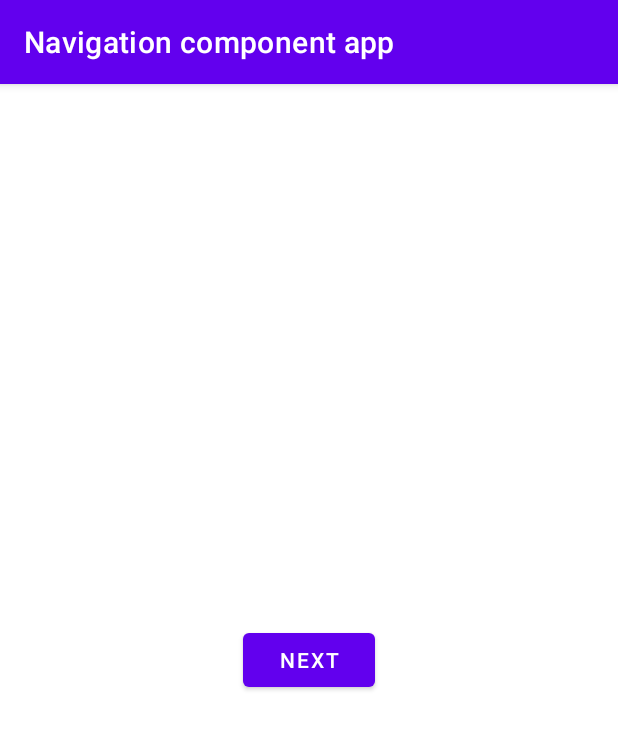
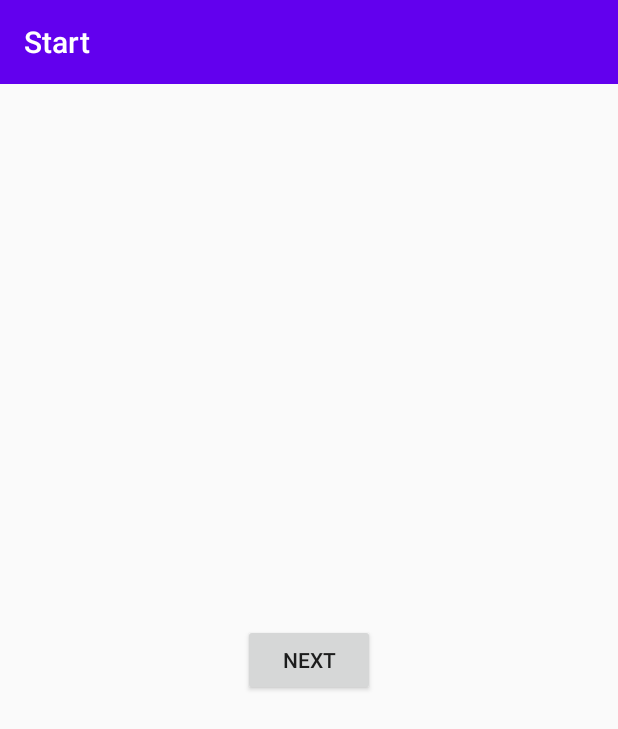
Before and after one commit to dougborbabass/app-navigation, an Android app: the screen it shows after launch (MainActivity), on a phone screen of 412 x 824 dp. Shown: the top 729 px of the screen. Run offline under Robolectric (Android 15) with nearby library versions, the phone set to English and light mode, and no system bars; our stand-ins replace navigation-ui.

Commit message:
ajustes de strings, cores e themas

```diff
--- a/app/build.gradle
+++ b/app/build.gradle
@@ -1,8 +1,6 @@
-plugins {
-    id 'com.android.application'
-    id 'org.jetbrains.kotlin.android'
-    id 'kotlin-android-extensions'
-}
+apply plugin: 'com.android.application'
+apply plugin: 'kotlin-android'
+apply plugin: 'kotlin-android-extensions'
 
 android {
     compileSdk 31
--- a/app/src/main/java/br/com/douglas/navigationcomponentapp/MainActivity.kt
+++ b/app/src/main/java/br/com/douglas/navigationcomponentapp/MainActivity.kt
@@ -2,14 +2,30 @@ package br.com.douglas.navigationcomponentapp
 
 import android.os.Bundle
 import androidx.appcompat.app.AppCompatActivity
-import br.com.douglas.navigationcomponentapp.ui.profile.ProfileFragment
-import br.com.douglas.navigationcomponentapp.ui.start.StartFragment
+import androidx.navigation.NavController
+import androidx.navigation.findNavController
+import androidx.navigation.ui.AppBarConfiguration
+import androidx.navigation.ui.navigateUp
+import androidx.navigation.ui.setupActionBarWithNavController
+import kotlinx.android.synthetic.main.activity_main.*
 
 class MainActivity : AppCompatActivity() {
+
+    private lateinit var navController: NavController
+    private lateinit var appBarConfig: AppBarConfiguration
+
     override fun onCreate(savedInstanceState: Bundle?) {
         super.onCreate(savedInstanceState)
         setContentView(R.layout.activity_main)
 
+        setSupportActionBar(myToolbar)
+        navController = findNavController(R.id.navHostFragment)
+        appBarConfig = AppBarConfiguration(navController.graph)
+
+        setupActionBarWithNavController(navController, appBarConfig)
     }
 
+    override fun onSupportNavigateUp(): Boolean {
+        return navController.navigateUp(appBarConfig) || super.onSupportNavigateUp()
+    }
 }
--- a/app/src/main/res/layout/activity_main.xml
+++ b/app/src/main/res/layout/activity_main.xml
@@ -1,18 +1,26 @@
 <?xml version="1.0" encoding="utf-8"?>
 <LinearLayout xmlns:android="http://schemas.android.com/apk/res/android"
+    xmlns:app="http://schemas.android.com/apk/res-auto"
     xmlns:tools="http://schemas.android.com/tools"
     android:layout_width="match_parent"
     android:layout_height="match_parent"
-    xmlns:app="http://schemas.android.com/apk/res-auto"
+    android:orientation="vertical"
     tools:context=".MainActivity">
+
+    <androidx.appcompat.widget.Toolbar
+        android:id="@+id/myToolbar"
+        android:layout_width="match_parent"
+        android:layout_height="?attr/actionBarSize"
+        android:background="@color/colorPrimary"
+        android:theme="@style/Theme.AppCompat.NoActionBar" />
 
 
     <fragment
         android:id="@+id/navHostFragment"
+        android:name="androidx.navigation.fragment.NavHostFragment"
         android:layout_width="match_parent"
         android:layout_height="match_parent"
-        android:name="androidx.navigation.fragment.NavHostFragment"
         app:defaultNavHost="true"
-        app:navGraph="@navigation/nav_main"/>
+        app:navGraph="@navigation/nav_main" />
 
 </LinearLayout>
--- a/app/src/main/res/navigation/nav_main.xml
+++ b/app/src/main/res/navigation/nav_main.xml
@@ -8,7 +8,7 @@
     <fragment
         android:id="@+id/startFragment"
         android:name="br.com.douglas.navigationcomponentapp.ui.start.StartFragment"
-        android:label="fragment_start"
+        android:label="@string/start_action_bar_title"
         tools:layout="@layout/fragment_start" >
         <action
             android:id="@+id/action_startFragment_to_profileFragment"
@@ -17,7 +17,7 @@
     <fragment
         android:id="@+id/profileFragment"
         android:name="br.com.douglas.navigationcomponentapp.ui.profile.ProfileFragment"
-        android:label="fragment_profile"
+        android:label="@string/profile_action_bar_title"
         tools:layout="@layout/fragment_profile" />
 
 </navigation>
--- a/app/src/main/res/values-night/themes.xml
+++ /dev/null
@@ -1,16 +0,0 @@
-<resources xmlns:tools="http://schemas.android.com/tools">
-    <!-- Base application theme. -->
-    <style name="Theme.NavigationComponentApp" parent="Theme.MaterialComponents.DayNight.DarkActionBar">
-        <!-- Primary brand color. -->
-        <item name="colorPrimary">@color/purple_200</item>
-        <item name="colorPrimaryVariant">@color/purple_700</item>
-        <item name="colorOnPrimary">@color/black</item>
-        <!-- Secondary brand color. -->
-        <item name="colorSecondary">@color/teal_200</item>
-        <item name="colorSecondaryVariant">@color/teal_200</item>
-        <item name="colorOnSecondary">@color/black</item>
-        <!-- Status bar color. -->
-        <item name="android:statusBarColor" tools:targetApi="l">?attr/colorPrimaryVariant</item>
-        <!-- Customize your theme here. -->
-    </style>
-</resources>
--- a/app/src/main/res/values/colors.xml
+++ b/app/src/main/res/values/colors.xml
@@ -1,10 +1,6 @@
 <?xml version="1.0" encoding="utf-8"?>
 <resources>
-    <color name="purple_200">#FFBB86FC</color>
-    <color name="purple_500">#FF6200EE</color>
-    <color name="purple_700">#FF3700B3</color>
-    <color name="teal_200">#FF03DAC5</color>
-    <color name="teal_700">#FF018786</color>
-    <color name="black">#FF000000</color>
-    <color name="white">#FFFFFFFF</color>
+    <color name="colorPrimary">#6200EE</color>
+    <color name="colorPrimaryDark">#3700B3</color>
+    <color name="colorAccent">#03DAC5</color>
 </resources>
--- a/app/src/main/res/values/strings.xml
+++ b/app/src/main/res/values/strings.xml
@@ -1,5 +1,10 @@
 <resources>
     <string name="app_name">Navigation component app</string>
-    <!-- TODO: Remove or change this placeholder text -->
-    <string name="hello_blank_fragment">Hello blank fragment</string>
+
+    <!--  StartFragment  -->
+    <string name="start_action_bar_title">Start</string>
+    <string name="start_button_text_next">Next</string>
+
+    <!--  StartFragment  -->
+    <string name="profile_action_bar_title">Profile</string>
 </resources>
--- a/app/src/main/res/values/themes.xml
+++ b/app/src/main/res/values/themes.xml
@@ -1,16 +1,9 @@
 <resources xmlns:tools="http://schemas.android.com/tools">
     <!-- Base application theme. -->
-    <style name="Theme.NavigationComponentApp" parent="Theme.MaterialComponents.DayNight.DarkActionBar">
-        <!-- Primary brand color. -->
-        <item name="colorPrimary">@color/purple_500</item>
-        <item name="colorPrimaryVariant">@color/purple_700</item>
-        <item name="colorOnPrimary">@color/white</item>
-        <!-- Secondary brand color. -->
-        <item name="colorSecondary">@color/teal_200</item>
-        <item name="colorSecondaryVariant">@color/teal_700</item>
-        <item name="colorOnSecondary">@color/black</item>
-        <!-- Status bar color. -->
-        <item name="android:statusBarColor" tools:targetApi="l">?attr/colorPrimaryVariant</item>
+    <style name="Theme.NavigationComponentApp" parent="Theme.AppCompat.Light.NoActionBar">
         <!-- Customize your theme here. -->
+        <item name="colorPrimary">@color/colorPrimary</item>
+        <item name="colorPrimaryDark">@color/colorPrimaryDark</item>
+        <item name="colorAccent">@color/colorAccent</item>
     </style>
 </resources>
```
